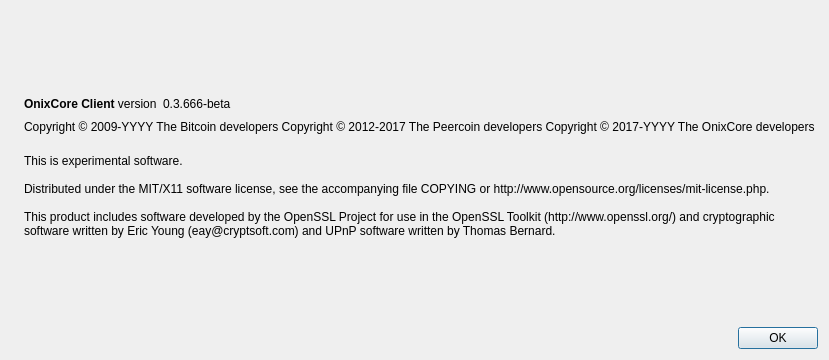
Qt form src/qt/forms/aboutdialog.ui (onix-project/onixcoin) before a commit.
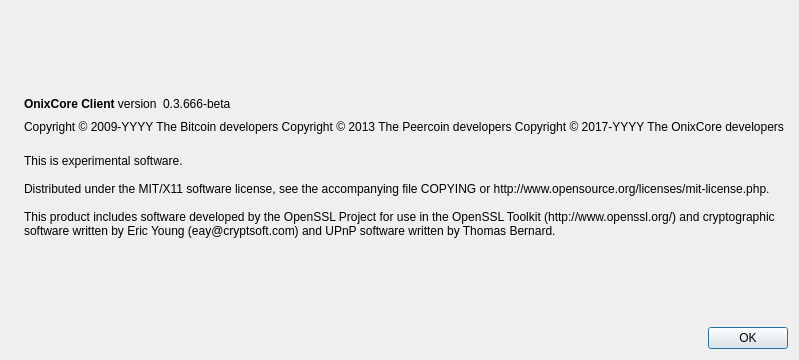
The same form after that commit. Icons and pictures are not drawn.

Commit message: fix about dialog

The edit to the form file:
```diff
--- a/src/qt/forms/aboutdialog.ui
+++ b/src/qt/forms/aboutdialog.ui
@@ -93,7 +93,7 @@
        <property name="text">
         <string notr="true">
           Copyright &amp;copy; 2009-YYYY The Bitcoin developers
-          Copyright &amp;copy; 2012-2017 The Peercoin developers
+          Copyright &amp;copy; 2013 The Peercoin developers
           Copyright &amp;copy; 2017-YYYY The OnixCore developers
         </string>
        </property>
```
The commit also changes 1 other file.
